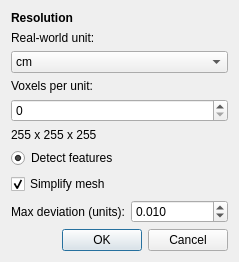
Above: app/dialog/resolution_dialog.ui from nsfm/stibium before the change. Below: the same form after it.
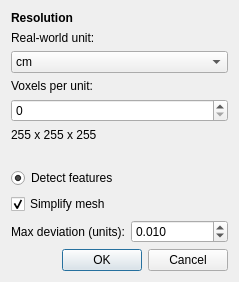
That is the form after the change.

```diff
--- a/app/dialog/resolution_dialog.ui
+++ b/app/dialog/resolution_dialog.ui
@@ -74,6 +74,16 @@
      </property>
     </widget>
    </item>
+   <item>
+    <widget class="QLabel" name="feature_size">
+     <property name="text">
+      <string/>
+     </property>
+     <property name="toolTip">
+      <string>Details thinner than about two voxels can be missed by sampling</string>
+     </property>
+    </widget>
+   </item>
    <item>
     <widget class="QRadioButton" name="detect_features">
      <property name="text">
```
